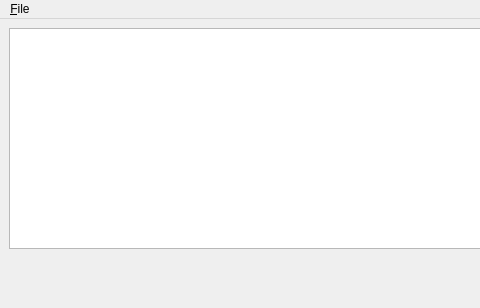
The window that spicetools/log/logwin.ui (mdavidsaver/spicetools) describes before a commit, drawn with Qt 5; both pictures show x 0 to 480 and y 0 to 308 of the 709 by 308 pixel window.
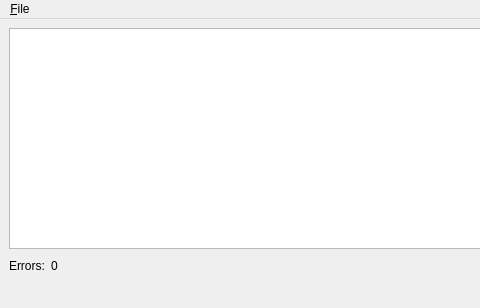
The same window after the commit.

```diff
--- a/spicetools/log/logwin.ui
+++ b/spicetools/log/logwin.ui
@@ -24,6 +24,20 @@
     </item>
     <item>
      <layout class="QHBoxLayout" name="horizontalLayout">
+      <item>
+       <widget class="QLabel" name="label">
+        <property name="text">
+         <string>Errors:</string>
+        </property>
+       </widget>
+      </item>
+      <item>
+       <widget class="QLabel" name="errCnt">
+        <property name="text">
+         <string>0</string>
+        </property>
+       </widget>
+      </item>
       <item>
        <spacer name="horizontalSpacer">
         <property name="orientation">
```
Left out of the diff: 2 changed lines with no effect on the pictures.
